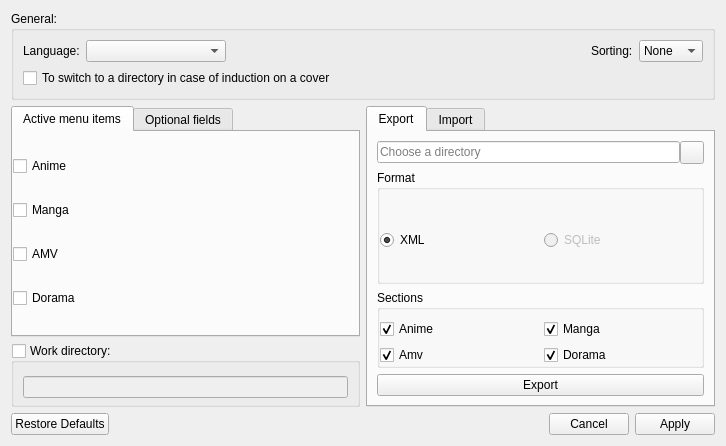
Qt form formsettings.ui (LibertaSoft/DatabaseAnime) before a commit.
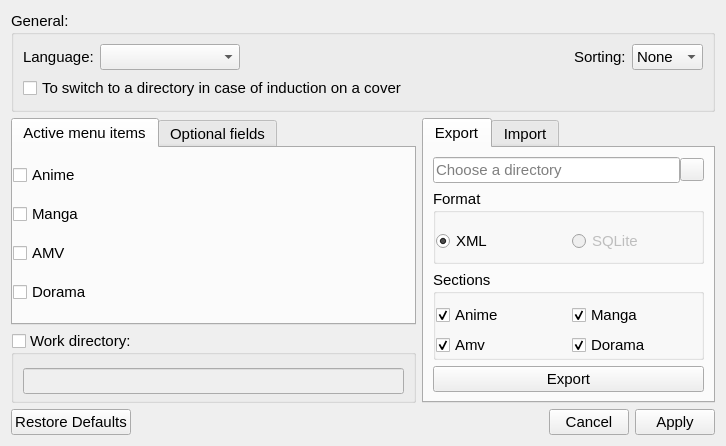
The same form after that commit. The open tabs and pages were chosen to show the change. Icons and pictures are not drawn.

```diff
--- a/formsettings.ui
+++ b/formsettings.ui
@@ -22,6 +22,12 @@
   <layout class="QVBoxLayout" name="verticalLayout_2">
    <item>
     <widget class="QGroupBox" name="GBox_General">
+     <property name="font">
+      <font>
+       <family>Cantarell</family>
+       <pointsize>11</pointsize>
+      </font>
+     </property>
      <property name="title">
       <string>General:</string>
      </property>
@@ -33,6 +39,12 @@
         </property>
         <item>
          <widget class="QLabel" name="Lbl_Lanuage">
+          <property name="font">
+           <font>
+            <family>Cantarell</family>
+            <pointsize>11</pointsize>
+           </font>
+          </property>
           <property name="text">
            <string>Language:</string>
           </property>
@@ -52,6 +64,12 @@
             <height>0</height>
            </size>
           </property>
+          <property name="font">
+           <font>
+            <family>Cantarell</family>
+            <pointsize>11</pointsize>
+           </font>
+          </property>
           <property name="currentText">
            <string/>
           </property>
@@ -59,6 +77,12 @@
         </item>
         <item>
          <spacer name="HSpacer">
+          <property name="font">
+           <font>
+            <family>Cantarell</family>
+            <pointsize>11</pointsize>
+           </font>
+          </property>
           <property name="orientation">
            <enum>Qt::Horizontal</enum>
           </property>
@@ -75,6 +99,12 @@
         </item>
         <item>
          <widget class="QLabel" name="Lbl_Sort">
+          <property name="font">
+           <font>
+            <family>Cantarell</family>
+            <pointsize>11</pointsize>
+           </font>
+          </property>
           <property name="text">
            <string>Sorting:</string>
           </property>
@@ -82,6 +112,12 @@
         </item>
         <item>
          <widget class="QComboBox" name="CBox_Sort">
+          <property name="font">
+           <font>
+            <family>Cantarell</family>
+            <pointsize>11</pointsize>
+           </font>
+          </property>
           <item>
            <property name="text">
             <string>None</string>
@@ -111,6 +147,12 @@
           <property name="enabled">
            <bool>true</bool>
           </property>
+          <property name="font">
+           <font>
+            <family>Cantarell</family>
+            <pointsize>11</pointsize>
+           </font>
+          </property>
           <property name="text">
            <string>To switch to a directory in case of induction on a cover</string>
           </property>
@@ -139,6 +181,12 @@
            <verstretch>0</verstretch>
           </sizepolicy>
          </property>
+         <property name="font">
+          <font>
+           <family>Cantarell</family>
+           <pointsize>11</pointsize>
+          </font>
+         </property>
          <property name="tabPosition">
           <enum>QTabWidget::North</enum>
          </property>
@@ -167,6 +215,12 @@
            </property>
            <item>
             <widget class="QCheckBox" name="CheckBox_EnableAnime">
+             <property name="font">
+              <font>
+               <family>Cantarell</family>
+               <pointsize>11</pointsize>
+              </font>
+             </property>
              <property name="text">
               <string>Anime</string>
              </property>
@@ -177,6 +231,12 @@
              <property name="enabled">
               <bool>true</bool>
              </property>
+             <property name="font">
+              <font>
+               <family>Cantarell</family>
+               <pointsize>11</pointsize>
+              </font>
+             </property>
              <property name="text">
               <string>Manga</string>
              </property>
@@ -187,6 +247,12 @@
              <property name="enabled">
               <bool>true</bool>
              </property>
+             <property name="font">
+              <font>
+               <family>Cantarell</family>
+               <pointsize>11</pointsize>
+              </font>
+             </property>
              <property name="text">
               <string>AMV</string>
              </property>
@@ -197,6 +263,12 @@
              <property name="enabled">
               <bool>true</bool>
              </property>
+             <property name="font">
+              <font>
+               <family>Cantarell</family>
+               <pointsize>11</pointsize>
+              </font>
+             </property>
              <property name="text">
               <string>Dorama</string>
              </property>
@@ -361,6 +433,12 @@
            <verstretch>0</verstretch>
           </sizepolicy>
          </property>
+         <property name="font">
+          <font>
+           <family>Cantarell</family>
+           <pointsize>11</pointsize>
+          </font>
+         </property>
          <property name="title">
           <string>Work directory:</string>
          </property>
@@ -378,7 +456,17 @@
            <number>6</number>
           </property>
           <item>
-           <widget class="QLineEdit" name="LineEdit_WorkDirectory"/>
+           <widget class="QLineEdit" name="LineEdit_WorkDirectory">
+            <property name="font">
+             <font>
+              <family>Cantarell</family>
+              <pointsize>11</pointsize>
+             </font>
+            </property>
+            <property name="dragEnabled">
+             <bool>true</bool>
+            </property>
+           </widget>
           </item>
          </layout>
         </widget>
@@ -396,6 +484,12 @@
          <verstretch>0</verstretch>
         </sizepolicy>
        </property>
+       <property name="font">
+        <font>
+         <family>Cantarell</family>
+         <pointsize>11</pointsize>
+        </font>
+       </property>
        <property name="tabPosition">
         <enum>QTabWidget::North</enum>
        </property>
@@ -417,6 +511,12 @@
            </property>
            <item>
             <widget class="QLineEdit" name="LineEdit_ExDir">
+             <property name="font">
+              <font>
+               <family>Cantarell</family>
+               <pointsize>11</pointsize>
+              </font>
+             </property>
              <property name="maxLength">
               <number>255</number>
              </property>
@@ -436,6 +536,12 @@
            </item>
            <item>
             <widget class="QToolButton" name="TBtn_ChooseDir">
+             <property name="font">
+              <font>
+               <family>Cantarell</family>
+               <pointsize>11</pointsize>
+              </font>
+             </property>
              <property name="text">
               <string/>
              </property>
@@ -458,6 +564,12 @@
              <verstretch>0</verstretch>
             </sizepolicy>
            </property>
+           <property name="font">
+            <font>
+             <family>Cantarell</family>
+             <pointsize>11</pointsize>
+            </font>
+           </property>
            <property name="title">
             <string>Format</string>
            </property>
@@ -473,6 +585,12 @@
             </property>
             <item>
              <widget class="QRadioButton" name="RBtn_ExXml">
+              <property name="font">
+               <font>
+                <family>Cantarell</family>
+                <pointsize>11</pointsize>
+               </font>
+              </property>
               <property name="text">
                <string>XML</string>
               </property>
@@ -486,6 +604,12 @@
               <property name="enabled">
                <bool>false</bool>
               </property>
+              <property name="font">
+               <font>
+                <family>Cantarell</family>
+                <pointsize>11</pointsize>
+               </font>
+              </property>
               <property name="text">
                <string>SQLite</string>
               </property>
@@ -496,6 +620,12 @@
          </item>
          <item>
           <widget class="QGroupBox" name="GBox_ExSection">
+           <property name="font">
+            <font>
+             <family>Cantarell</family>
+             <pointsize>11</pointsize>
+            </font>
+           </property>
            <property name="title">
             <string>Sections</string>
            </property>
@@ -511,6 +641,12 @@
             </property>
             <item row="0" column="0">
              <widget class="QCheckBox" name="CBox_ExAnime">
+              <property name="font">
+               <font>
+                <family>Cantarell</family>
+                <pointsize>11</pointsize>
+               </font>
+              </property>
               <property name="text">
                <string>Anime</string>
               </property>
@@ -521,6 +657,12 @@
             </item>
             <item row="0" column="1">
              <widget class="QCheckBox" name="CBox_ExManga">
+              <property name="font">
+               <font>
+                <family>Cantarell</family>
+                <pointsize>11</pointsize>
+               </font>
+              </property>
               <property name="text">
                <string>Manga</string>
               </property>
@@ -531,6 +673,12 @@
             </item>
             <item row="1" column="0">
              <widget class="QCheckBox" name="CBox_ExAmv">
+              <property name="font">
+               <font>
+                <family>Cantarell</family>
+                <pointsize>11</pointsize>
+               </font>
+              </property>
               <property name="text">
                <string>Amv</string>
               </property>
@@ -541,6 +689,12 @@
             </item>
             <item row="1" column="1">
              <widget class="QCheckBox" name="CBox_ExDorama">
+              <property name="font">
+               <font>
+                <family>Cantarell</family>
+                <pointsize>11</pointsize>
+               </font>
+              </property>
               <property name="text">
                <string>Dorama</string>
               </property>
@@ -554,6 +708,12 @@
          </item>
          <item>
           <widget class="QPushButton" name="PBtn_Export">
+           <property name="font">
+            <font>
+             <family>Cantarell</family>
+             <pointsize>11</pointsize>
+            </font>
+           </property>
            <property name="text">
             <string>Export</string>
            </property>
@@ -713,6 +873,12 @@
    </item>
    <item>
     <widget class="QDialogButtonBox" name="BtnBox">
+     <property name="font">
+      <font>
+       <family>Cantarell</family>
+       <pointsize>11</pointsize>
+      </font>
+     </property>
      <property name="standardButtons">
       <set>QDialogButtonBox::Apply|QDialogButtonBox::Cancel|QDialogButtonBox::RestoreDefaults</set>
      </property>
```
Left out of the diff: 2 changed lines with no effect on the pictures.
